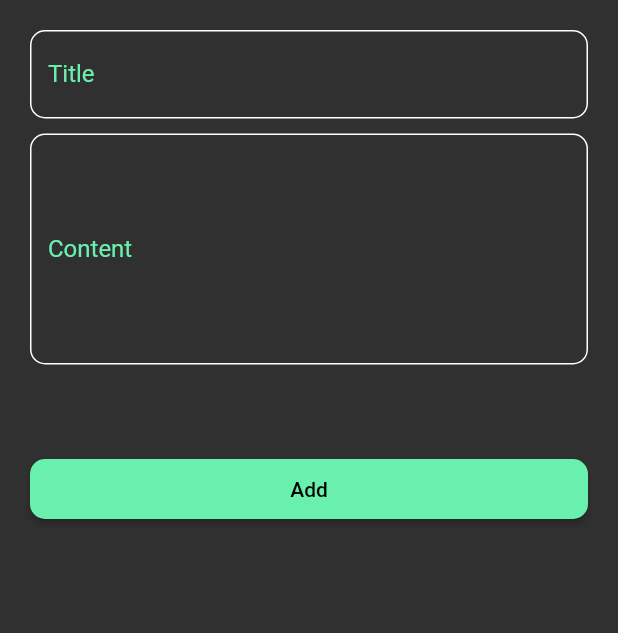
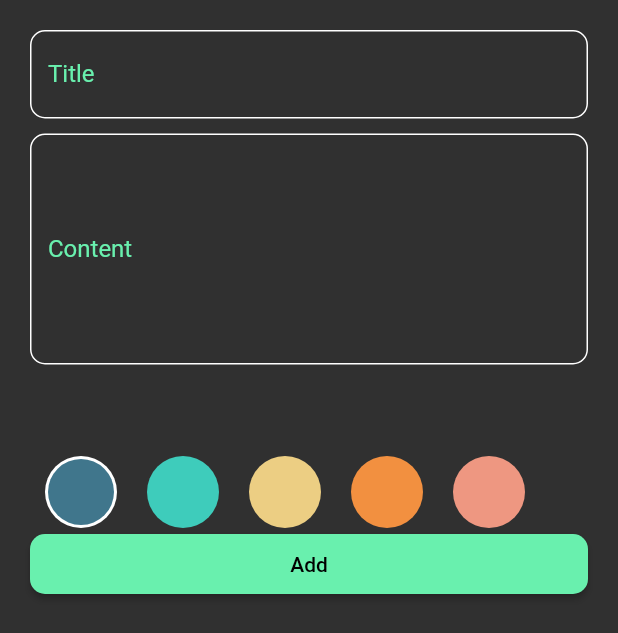
Before and after one commit to ahmedAbdulmoneim/notes, a Flutter app: the AddNoteForm widget shown alone on an empty page, opened directly, on a phone screen of 412 x 824 dp. Shown: the top 633 px of the screen. Run offline on Flutter 3.47's test engine with Material 2 defaults, Android fonts, the phone set to English and light mode, and no system bars; our stand-ins replace bloc, flutter_bloc, hive, hive_flutter; accounts and stored records are empty.

Commit message:
create color list view

```diff
--- a/lib/widgets/add_note_form.dart
+++ b/lib/widgets/add_note_form.dart
@@ -4,6 +4,8 @@ import 'package:intl/intl.dart';
 import 'package:notes/cubit/add_notes_cubit/add_note_cubit.dart';
 import 'package:notes/cubit/add_notes_cubit/add_note_states.dart';
 import 'package:notes/models/note_model.dart';
+import 'package:notes/widgets/color_item.dart';
+import 'package:notes/widgets/color_list_view.dart';
 import 'package:notes/widgets/textFormField.dart';
 
 class AddNoteForm extends StatefulWidget {
@@ -24,7 +26,7 @@ class _AddNoteFormState extends State<AddNoteForm> {
   @override
   Widget build(BuildContext context) {
     return SizedBox(
-      height: 370,
+      height: 420,
       child: Padding(
         padding: const EdgeInsets.all(20.0),
         child: Form(
@@ -62,6 +64,10 @@ class _AddNoteFormState extends State<AddNoteForm> {
                     }
                   }),
               const Spacer(),
+              const SizedBox(
+                height: 24*2,
+                child: ColorListView(),
+              ),
               BlocBuilder<AddNoteCubit, AddNoteState>(
                 builder: (context, state) {
                   isLoading = state is AddNoteLoading ? true : false;
--- /dev/null
+++ b/lib/widgets/color_item.dart
@@ -0,0 +1,22 @@
+import 'package:flutter/cupertino.dart';
+import 'package:flutter/material.dart';
+
+class ColorItem extends StatelessWidget {
+  const ColorItem({Key? key,required this.color,required this.isSelected}) : super(key: key);
+  final Color? color;
+  final bool isSelected;
+  @override
+  Widget build(BuildContext context) {
+    return isSelected ? CircleAvatar(
+      radius: 28,
+      backgroundColor: Colors.white,
+      child: CircleAvatar(
+        radius: 22,
+        backgroundColor: color,
+      ),
+    ): CircleAvatar(
+      radius: 28,
+      backgroundColor: color,
+    );
+  }
+}
--- /dev/null
+++ b/lib/widgets/color_list_view.dart
@@ -0,0 +1,46 @@
+import 'package:flutter/material.dart';
+
+import 'color_item.dart';
+
+class ColorListView extends StatefulWidget {
+  const ColorListView({Key? key}) : super(key: key);
+
+  @override
+  State<ColorListView> createState() => _ColorListViewState();
+}
+
+class _ColorListViewState extends State<ColorListView> {
+  List<Color> color = const[
+    Color(0xFF40768C),
+    Color(0xFF3ECCBB),
+    Color(0xFFECCE83),
+    Color(0xFFF29040),
+    Color(0xFFEE9781),
+
+
+  ];
+  int currentIndex = 0;
+
+  @override
+  Widget build(BuildContext context) {
+    return ListView.builder(
+      itemBuilder: (context, index) => Padding(
+        padding: const EdgeInsets.symmetric(horizontal: 6),
+        child: GestureDetector(
+          onTap: (){
+            currentIndex = index;
+            setState(() {
+
+            });
+          },
+          child: ColorItem(
+            color: color[index],
+            isSelected: currentIndex == index,
+          ),
+        ),
+      ),
+      itemCount: color.length,
+      scrollDirection: Axis.horizontal,
+    );
+  }
+}
```
